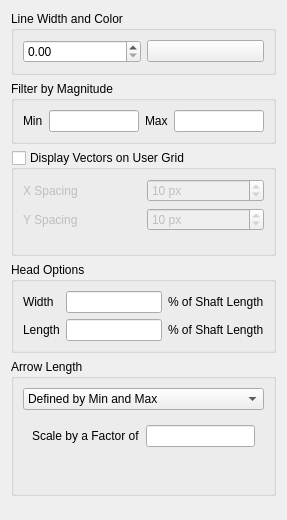
The window that src/ui/mesh/qgsmeshrenderervectorsettingswidgetbase.ui (qgis/QGIS) describes before a commit, drawn with Qt 5.
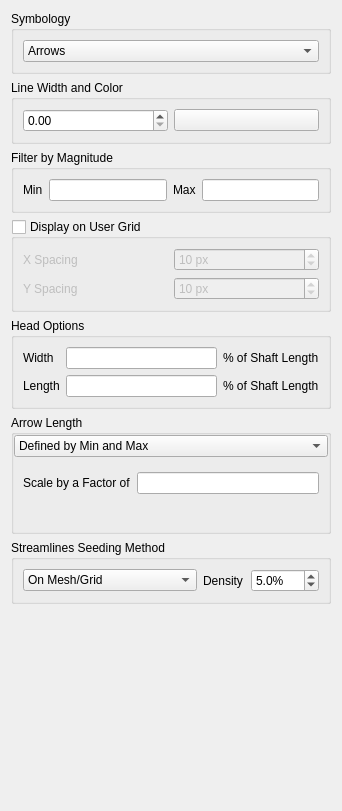
The same window after the commit. The open tabs and pages were chosen to show the change. Custom widgets are drawn as their Qt base class.

Commit message:
[FEATURE] Streamlines fixes #29534
The vector field data set in a mesh layer is currently only renderered with arrows. This PR add a new feature to render vector field with streamlines.
The streamlines are seeded with a start point. The seeding can be done from the vertices of the mesh, from a used grid or randomly.

Patch:
```diff
--- a/src/ui/mesh/qgsmeshrenderervectorsettingswidgetbase.ui
+++ b/src/ui/mesh/qgsmeshrenderervectorsettingswidgetbase.ui
@@ -6,8 +6,8 @@
    <rect>
     <x>0</x>
     <y>0</y>
-    <width>287</width>
-    <height>520</height>
+    <width>342</width>
+    <height>811</height>
    </rect>
   </property>
   <property name="windowTitle">
@@ -17,6 +17,32 @@
    <item>
     <widget class="QGroupBox" name="groupBox">
      <property name="title">
+      <string>Symbology</string>
+     </property>
+     <property name="checkable">
+      <bool>false</bool>
+     </property>
+     <layout class="QVBoxLayout" name="verticalLayout_3">
+      <item>
+       <widget class="QComboBox" name="mSymbologyVectorComboBox">
+        <item>
+         <property name="text">
+          <string>Arrows</string>
+         </property>
+        </item>
+        <item>
+         <property name="text">
+          <string>Streamlines</string>
+         </property>
+        </item>
+       </widget>
+      </item>
+     </layout>
+    </widget>
+   </item>
+   <item>
+    <widget class="QGroupBox" name="arrowWidthColorGroupBox">
+     <property name="title">
       <string>Line Width and Color</string>
      </property>
      <layout class="QHBoxLayout" name="horizontalLayout_3">
@@ -64,7 +90,7 @@
    <item>
     <widget class="QGroupBox" name="mDisplayVectorsOnGridGroupBox">
      <property name="title">
-      <string>Display Vectors on User Grid</string>
+      <string>Display on User Grid</string>
      </property>
      <property name="checkable">
       <bool>true</bool>
@@ -129,22 +155,27 @@
         </item>
        </layout>
       </item>
-      <item row="2" column="0">
-       <spacer name="verticalSpacer_2">
-        <property name="orientation">
-         <enum>Qt::Vertical</enum>
-        </property>
-        <property name="sizeHint" stdset="0">
-         <size>
-          <width>20</width>
-          <height>40</height>
-         </size>
-        </property>
-       </spacer>
-      </item>
      </layout>
     </widget>
    </item>
+   <item>
+    <widget class="QWidget" name="mArrowWidget" native="true">
+     <layout class="QVBoxLayout" name="verticalLayout_4">
+      <property name="spacing">
+       <number>6</number>
+      </property>
+      <property name="leftMargin">
+       <number>0</number>
+      </property>
+      <property name="topMargin">
+       <number>0</number>
+      </property>
+      <property name="rightMargin">
+       <number>0</number>
+      </property>
+      <property name="bottomMargin">
+       <number>0</number>
+      </property>
    <item>
     <widget class="QGroupBox" name="headOptionsGroupBox">
      <property name="title">
@@ -194,6 +225,18 @@
       <string>Arrow Length</string>
      </property>
      <layout class="QVBoxLayout" name="verticalLayout_2">
+         <property name="leftMargin">
+          <number>0</number>
+         </property>
+         <property name="topMargin">
+          <number>0</number>
+         </property>
+         <property name="rightMargin">
+          <number>0</number>
+         </property>
+         <property name="bottomMargin">
+          <number>0</number>
+         </property>
       <item>
        <widget class="QComboBox" name="mShaftLengthComboBox">
         <property name="minimumSize">
@@ -279,6 +322,77 @@
           </item>
          </layout>
         </widget>
+          </widget>
+         </item>
+        </layout>
+       </widget>
+      </item>
+     </layout>
+    </widget>
+   </item>
+   <item>
+    <widget class="QWidget" name="widget" native="true">
+     <layout class="QVBoxLayout" name="verticalLayout_5">
+      <property name="leftMargin">
+       <number>0</number>
+      </property>
+      <property name="topMargin">
+       <number>0</number>
+      </property>
+      <property name="rightMargin">
+       <number>0</number>
+      </property>
+      <property name="bottomMargin">
+       <number>0</number>
+      </property>
+      <item>
+       <widget class="QGroupBox" name="mStreamlineWidget">
+        <property name="title">
+         <string>Streamlines Seeding Method</string>
+        </property>
+        <layout class="QHBoxLayout" name="horizontalLayout_4" stretch="3,2">
+         <item>
+          <widget class="QComboBox" name="mStreamlinesSeedingMethodComboBox">
+           <item>
+            <property name="text">
+             <string>On Mesh/Grid</string>
+            </property>
+           </item>
+           <item>
+            <property name="text">
+             <string>Randomly</string>
+            </property>
+           </item>
+          </widget>
+         </item>
+         <item>
+          <layout class="QHBoxLayout" name="horizontalLayout" stretch="1,0">
+           <property name="topMargin">
+            <number>0</number>
+           </property>
+           <item>
+            <widget class="QLabel" name="mStreamlinesDensityLabel">
+             <property name="text">
+              <string>Density</string>
+             </property>
+            </widget>
+           </item>
+           <item>
+            <widget class="QDoubleSpinBox" name="mStreamlinesDensitySpinBox">
+             <property name="suffix">
+              <string>%</string>
+             </property>
+             <property name="decimals">
+              <number>1</number>
+             </property>
+             <property name="value">
+              <double>5.000000000000000</double>
+             </property>
+            </widget>
+           </item>
+          </layout>
+         </item>
+        </layout>
        </widget>
       </item>
      </layout>
```
Left out of the diff: 2 changed lines with no effect on the pictures. Lines whose indentation alone changed are shown as unchanged. The commit also changes 20 other files.
